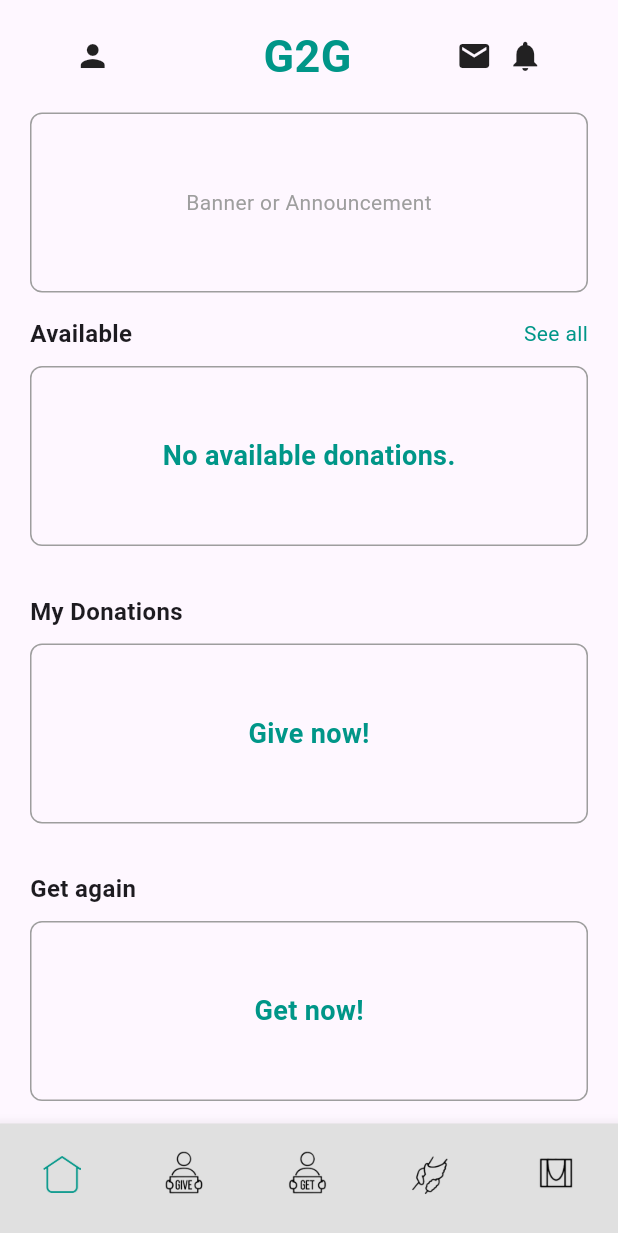
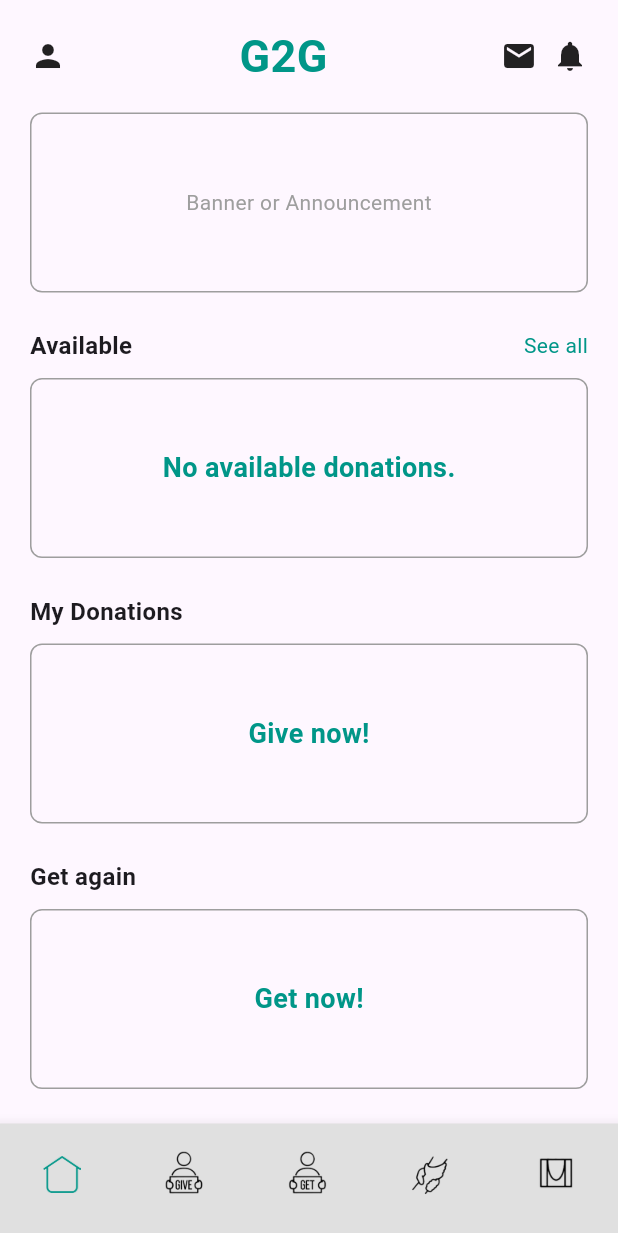
Before and after one commit to Ojikun/G2G, a Flutter app: the HomeScreen screen opened by its route, on a phone screen of 412 x 824 dp. Shown: the top 1233 px of the screen. Run offline on Flutter 3.47's test engine with Material 3 defaults, Android fonts, the phone set to English and light mode, and no system bars; our stand-ins replace cloud_firestore, firebase_auth, firebase_core, google_sign_in, image_picker; accounts and stored records are empty.

Commit message:
changes made (still working)

```diff
--- a/lib/Homepage.dart
+++ b/lib/Homepage.dart
@@ -92,14 +92,15 @@ class HomePageContent extends StatelessWidget {
   Widget build(BuildContext context) {
     return SafeArea(
       child: ListView(
+        padding: EdgeInsets.symmetric(horizontal: 20.0),
         children: [
+          // Header
           Padding(
-            padding: const EdgeInsets.symmetric(horizontal: 20.0, vertical: 16),
+            padding: const EdgeInsets.symmetric(vertical: 16),
             child: Row(
-              mainAxisAlignment: MainAxisAlignment.spaceEvenly,
+              mainAxisAlignment: MainAxisAlignment.spaceBetween,
               children: [
                 Icon(Icons.person),
-                SizedBox(width: 42),
                 Text(
                   "G2G",
                   style: TextStyle(
@@ -108,7 +109,6 @@ class HomePageContent extends StatelessWidget {
                     color: Colors.teal,
                   ),
                 ),
-                SizedBox(width: 10),
                 Row(
                   children: [
                     Icon(Icons.mail),
@@ -119,11 +119,10 @@ class HomePageContent extends StatelessWidget {
               ],
             ),
           ),
-          Padding(
-            padding: const EdgeInsets.symmetric(horizontal: 20.0),
-            child: Container(
+
+          // Banner
+          Container(
             height: 120,
-              width: double.infinity,
             decoration: BoxDecoration(
               border: Border.all(color: Colors.grey),
               borderRadius: BorderRadius.circular(8.0),
@@ -135,7 +134,8 @@ class HomePageContent extends StatelessWidget {
               ),
             ),
           ),
-          ),
+
+          // Sections
           Section(
             title: 'Available',
             query: FirebaseFirestore.instance
@@ -146,7 +146,7 @@ class HomePageContent extends StatelessWidget {
             onSeeAllPressed: () {
               Navigator.push(
                 context,
-                MaterialPageRoute(builder: (context) => GetScreenPage()),
+                MaterialPageRoute(builder: (_) => GetScreenPage()),
               );
             },
             emptySectionMessage: 'No available donations.',
@@ -159,7 +159,7 @@ class HomePageContent extends StatelessWidget {
             onEmptySectionPressed: () {
               Navigator.push(
                 context,
-                MaterialPageRoute(builder: (context) => GiveFoodPage()),
+                MaterialPageRoute(builder: (_) => GiveFoodPage()),
               );
             },
             emptySectionMessage: 'Give now!',
@@ -172,7 +172,7 @@ class HomePageContent extends StatelessWidget {
             onEmptySectionPressed: () {
               Navigator.push(
                 context,
-                MaterialPageRoute(builder: (context) => GetScreenPage()),
+                MaterialPageRoute(builder: (_) => GetScreenPage()),
               );
             },
             emptySectionMessage: 'Get now!',
@@ -201,11 +201,11 @@ class Section extends StatelessWidget {
   @override
   Widget build(BuildContext context) {
     return Padding(
-      padding: const EdgeInsets.symmetric(horizontal: 20.0, vertical: 16),
+      padding: const EdgeInsets.only(top: 24.0),
       child: Column(
         crossAxisAlignment: CrossAxisAlignment.start,
         children: [
-          // Section Header
+          // Header Row
           Row(
             mainAxisAlignment: MainAxisAlignment.spaceBetween,
             children: [
@@ -221,12 +221,13 @@ class Section extends StatelessWidget {
             ],
           ),
           SizedBox(height: 10),
-          // Firestore data list
+
+          // Firestore Grid
           StreamBuilder<QuerySnapshot>(
             stream: query.snapshots(),
             builder: (context, snapshot) {
               if (snapshot.hasError) {
-                return Text('Something went wrong: ${snapshot.error}');
+                return Text('Error: ${snapshot.error}');
               }
               if (snapshot.connectionState == ConnectionState.waiting) {
                 return Center(child: CircularProgressIndicator());
@@ -238,7 +239,6 @@ class Section extends StatelessWidget {
                 return GestureDetector(
                   onTap: onEmptySectionPressed,
                   child: Container(
-                    width: double.infinity,
                     height: 120,
                     decoration: BoxDecoration(
                       border: Border.all(color: Colors.grey),
@@ -269,7 +269,7 @@ class Section extends StatelessWidget {
                 ),
                 itemCount: docs.length,
                 itemBuilder: (context, index) {
-                  var data = docs[index].data() as Map<String, dynamic>;
+                  final data = docs[index].data() as Map<String, dynamic>;
                   final docId = docs[index].id;
                   final foodName = data['name'] ?? 'No Name';
                   final imageUrl = data['imageUrl'] ?? '';
@@ -307,6 +307,7 @@ class Section extends StatelessWidget {
                           Text(
                             foodName,
                             style: TextStyle(fontWeight: FontWeight.bold),
+                            overflow: TextOverflow.ellipsis,
                           ),
                         ],
                       ),
```
Lines whose indentation alone changed are shown as unchanged.
